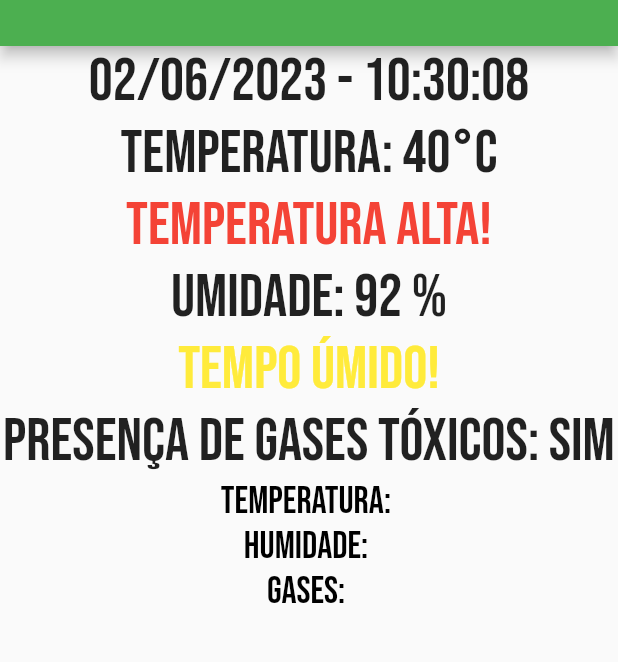
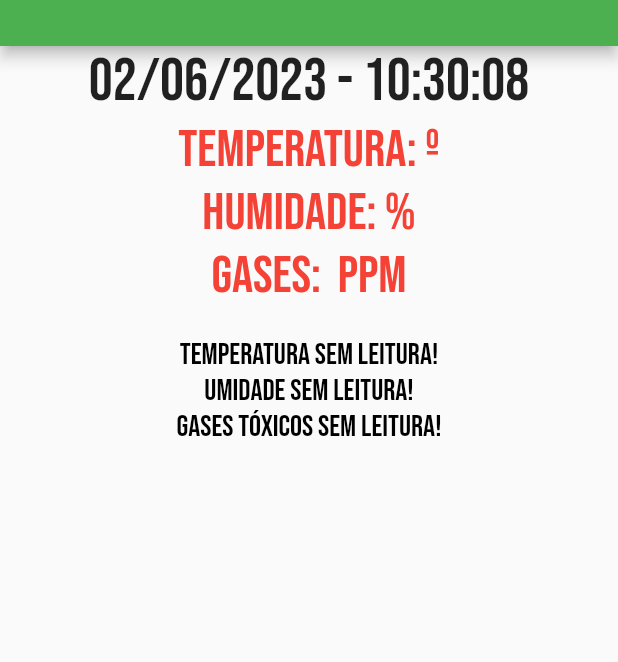
Before and after one commit to IsaiasBrazil/avicultor, a Flutter app: the screen it shows after launch, in the side drawer, after a tap on "Página inicial", on a phone screen of 412 x 824 dp, the part 104-766 px from its top. Run offline on Flutter 3.47's test engine with Material 2 defaults, Android fonts, the phone set to English and light mode, and no system bars; our stand-ins replace sqflite; missing offline and left inert: mqtt_client; accounts and stored records are empty.

Commit message:
Tela principal, implementadas as leituras dos sensores

```diff
--- a/lib/home.dart
+++ b/lib/home.dart
@@ -1,3 +1,4 @@
+
 import 'package:flutter/material.dart';
 import 'package:tcc/widget_drawer.dart';
 import 'dart:math';
@@ -18,7 +19,7 @@ class _HomeState extends State<Home> {
   // Variáveis de controle
   int temperatura = 0;
   int umidade = 0;
-  bool presencaGasToxico = false;
+  int presencaGasToxico = 0;
 
   // Variáveis para armazenar as mensagens
   String avisoTemperatura = '';
@@ -31,6 +32,7 @@ class _HomeState extends State<Home> {
   // Variáveis para definir a cor do texto dos avisos
   Color corAvisoTemperatura = Colors.black;
   Color corAvisoUmidade = Colors.black;
+  Color corGasesToxicos = Colors.black;
 
   // Variáveis sobre o dia/horário atual
   String horarioAtual = '';
@@ -57,36 +59,64 @@ class _HomeState extends State<Home> {
       DateTime instanteAtual = DateTime.now();
       horarioAtual = DateFormat('HH:mm:ss').format(instanteAtual);
       dataAtual = DateFormat('dd/MM/yyyy').format(instanteAtual);
-      temperatura = random.nextInt(51);
-      umidade = random.nextInt(101);
-      presencaGasToxico = random.nextBool();
       temperaturaSensor = mqttHandler.temperatura.value;
       humidadeSensor = mqttHandler.humidade.value;
       gasesSensor = mqttHandler.gases.value;
 
       // Mostrar mensagem de acordo com a temperatura atual
-      if (temperatura <= 20) {
+      if(temperaturaSensor.isNotEmpty){
+        temperatura = int.parse(temperaturaSensor);
+        if (temperatura <= 18) {
           avisoTemperatura = 'Temperatura baixa!';
           corAvisoTemperatura = Colors.blue;
-      } else if (temperatura >= 32) {
-        avisoTemperatura = 'Temperatura alta!';
+        } else if (temperatura >= 24) {
+          avisoTemperatura = 'Temperatura acima do ideal!';
           corAvisoTemperatura = Colors.red;
         } else {
           avisoTemperatura = 'Temperatura ideal!';
+          corAvisoTemperatura = Colors.green;
+        }
+      }else{
+        avisoTemperatura = 'Temperatura sem leitura!';
         corAvisoTemperatura = Colors.black;
       }
 
       // Mostrar mensagem de acordo com a % de umidade atual
+      if(humidadeSensor.isNotEmpty){
+        umidade = int.parse(humidadeSensor);
         if (umidade <= 30) {
-        avisoUmidade = 'Tempo seco!';
-        corAvisoUmidade = Colors.yellow;
+          avisoUmidade = 'Tempo seco demais!';
+          corAvisoUmidade = Colors.red;
         } else if (umidade >= 70) {
-        avisoUmidade = 'Tempo úmido!';
-        corAvisoUmidade = Colors.yellow;
+          avisoUmidade = 'Excesso de umidade!';
+          corAvisoUmidade = Colors.orange;
         } else {
           avisoUmidade = 'Umidade ideal!';
+          corAvisoUmidade = Colors.green;
+        }
+      }else{
+        avisoUmidade = 'Umidade sem leitura!';
         corAvisoUmidade = Colors.black;
       }
+
+      // Mostrar mensagem de acordo com a presença de gases tóxicos
+      if(gasesSensor.isNotEmpty){
+        presencaGasToxico = int.parse(gasesSensor);
+        if (presencaGasToxico>50) {
+          avisoPresencaGasToxico = 'Perigo extremo! Presença massiva de gases tóxicos';
+          corGasesToxicos = Colors.red;
+        } else if (presencaGasToxico > 20) {
+          avisoPresencaGasToxico = 'Perigo! Presença de gases tóxicos';
+          corGasesToxicos= Colors.orange;
+        } else {
+          avisoPresencaGasToxico = 'Gases tóxicos ausentes ou dentro da tolerância!';
+          corGasesToxicos = Colors.green;
+        }
+      }else{
+        avisoPresencaGasToxico = 'Gases tóxicos sem leitura!';
+        corGasesToxicos = Colors.black;
+      }
+
     });
   }
 
@@ -120,24 +150,25 @@ class _HomeState extends State<Home> {
             children: [
               Text('$dataAtual - $horarioAtual',
                   style: const TextStyle(fontSize: 40)),
-              Text('Temperatura: $temperatura°C',
-                  style: const TextStyle(fontSize: 40)),
+              _receber(),
+              Container(height: 20,),
+
               Text(avisoTemperatura,
                   style: TextStyle(
                       fontFamily: 'BebasNeue',
-                      fontSize: 40,
+                      fontSize: 20,
                       color: corAvisoTemperatura)),
-              Text('Umidade: $umidade %', style: const TextStyle(fontSize: 40)),
               Text(avisoUmidade,
                   style: TextStyle(
                       fontFamily: 'BebasNeue',
-                      fontSize: 40,
+                      fontSize: 20,
                       color: corAvisoUmidade)),
               Text(
-                  'Presença de gases tóxicos: ' +
-                      (presencaGasToxico == true ? 'Sim' : 'Não'),
-                  style: const TextStyle(fontSize: 40)),
-              _receber()
+                  avisoPresencaGasToxico,style: TextStyle(
+                  fontFamily: 'BebasNeue',
+                  fontSize: 20,
+                  color: corGasesToxicos)),
+
             ],
           ),
         )
@@ -148,14 +179,44 @@ class _HomeState extends State<Home> {
   _receber() {
     return Column(
       children: [
-        Text('Temperatura: $temperaturaSensor',
-            style: const TextStyle(color: Colors.black, fontSize: 25)),
-        Text('Humidade: $humidadeSensor',
-            style: const TextStyle(color: Colors.black, fontSize: 25)),
-        Text('Gases: $gasesSensor',
-            style: const TextStyle(color: Colors.black, fontSize: 25)),
+        Text('Temperatura: $temperaturaSensorº',
+            style: TextStyle(color: _temperaturaBoa(temperaturaSensor)?Colors.black:Colors.red, fontSize: 35)),
+        Text('Humidade: $humidadeSensor%',
+            style: TextStyle(color: _humidadeBoa(humidadeSensor)?Colors.black:Colors.red, fontSize: 35)),
+        Text('Gases: $gasesSensor ppm',
+            style: TextStyle(color: _gasBom(gasesSensor)?Colors.black:Colors.red, fontSize: 35)),
         // Resto do código...
       ],
     );
   }
+
+  bool _temperaturaBoa(String temperatura){
+    if(temperatura!='') {
+      int vumid = int.parse(temperatura);
+
+      if (vumid >= 18 && vumid <= 24)
+        return true;
     }
+    return false;
+  }
+
+  bool _humidadeBoa(String umidade){
+    if(umidade!='') {
+      int vumid = int.parse(umidade);
+      if (vumid >= 30 && vumid <= 70)
+        return true;
+    }
+    return false;
+  }
+
+
+  bool _gasBom(String gases){
+    if(gases!='') {
+      int vgases = int.parse(gases);
+      if (vgases < 20)
+        return true;
+    }
+    return false;
+  }
+
+}
--- a/lib/mqtt/mqtthandler.dart
+++ b/lib/mqtt/mqtthandler.dart
@@ -2,7 +2,6 @@ import 'package:flutter/foundation.dart';
 import 'package:mqtt_client/mqtt_client.dart';
 import 'package:mqtt_client/mqtt_server_client.dart';
 import 'package:uuid/uuid.dart';
-
 
 class MqttHandler with ChangeNotifier {
   final ValueNotifier<String> temperatura = ValueNotifier<String>("");
```
Also changed, not shown: 1 other file. Lines whose indentation alone changed are shown as unchanged.
